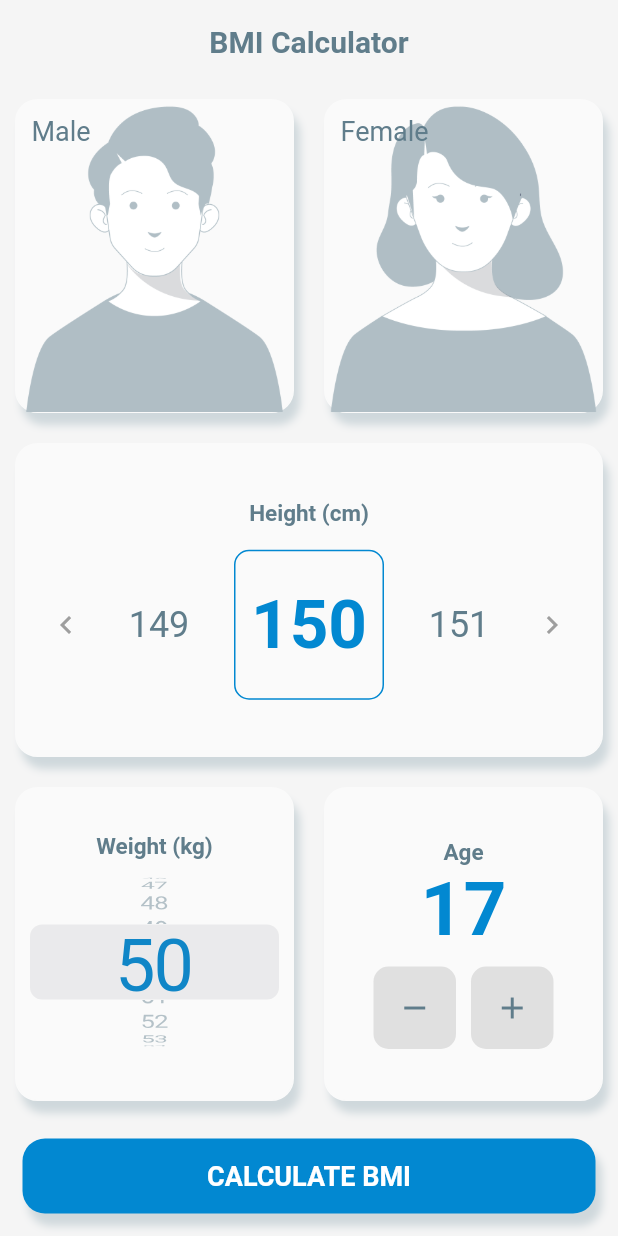
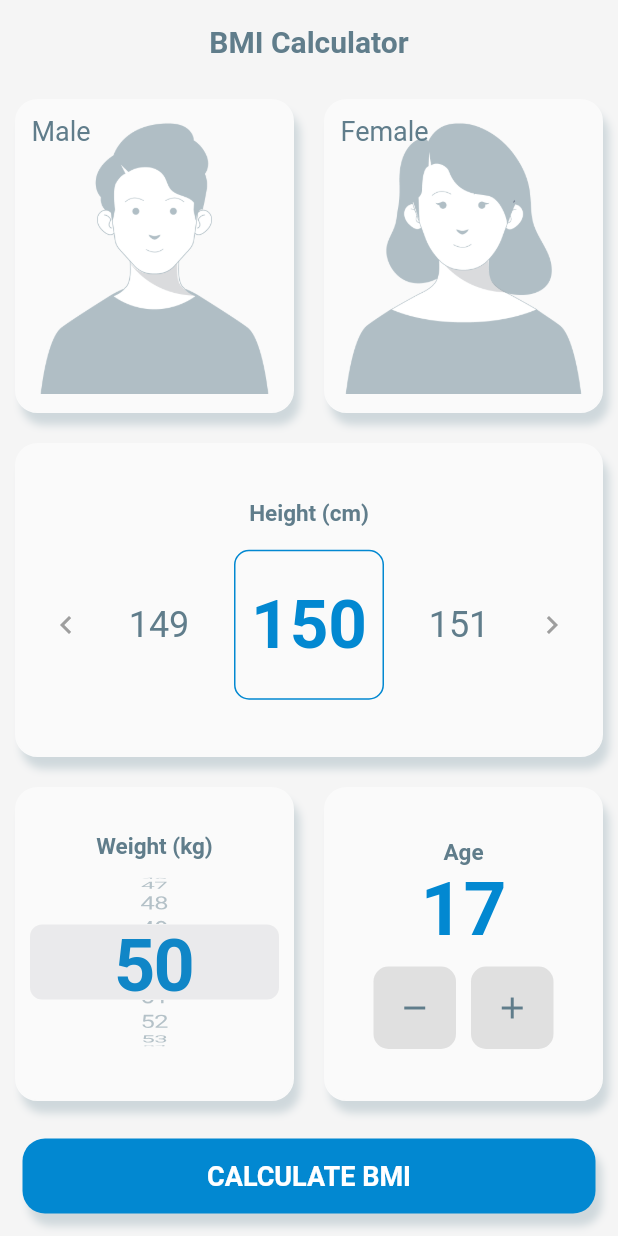
Before and after one commit to kafasan/bmi, a Flutter app: the screen it shows after launch, on a phone screen of 412 x 824 dp. Run offline on Flutter 3.47's test engine with Material 2 defaults, Android fonts, the phone set to English and light mode, and no system bars; drawn by our look-alikes of numberpicker; our stand-ins replace shared_preferences.

Commit message:
small fix

```diff
--- a/lib/views/bmi_data_screen.dart
+++ b/lib/views/bmi_data_screen.dart
@@ -28,6 +28,7 @@ class _BmiDataScreenState extends State<BmiDataScreen> {
           style: TextStyle(
             color: (weight == i) ? secondaryColor : textDefaultColor,
             fontSize: (weight == i) ? 24 : 18,
+            fontWeight: (weight == i) ? FontWeight.bold : FontWeight.normal,
           ),
         ),
       ));
@@ -96,7 +97,7 @@ class _BmiDataScreenState extends State<BmiDataScreen> {
                           (gender == "male")
                               ? "assets/images/icon_male_active.png"
                               : "assets/images/icon_male_inactive.png",
-                          fit: BoxFit.cover,
+                          // fit: BoxFit.cover,
                         ),
                         Positioned(
                           top: 10,
@@ -131,7 +132,7 @@ class _BmiDataScreenState extends State<BmiDataScreen> {
                           (gender == "female")
                               ? "assets/images/icon_female_active.png"
                               : "assets/images/icon_female_inactive.png",
-                          fit: BoxFit.cover,
+                          // fit: BoxFit.cover,
                         ),
                         Positioned(
                           top: 10,
--- a/lib/views/bmi_result_screen.dart
+++ b/lib/views/bmi_result_screen.dart
@@ -93,7 +93,7 @@ class BmiResultScreen extends StatelessWidget {
                   BoxShadow(
                     color: Color(0xffcfd8dc),
                     blurRadius: 4,
-                    offset: Offset(4, 8), // Shadow position
+                    offset: Offset(4, 8),
                   ),
                 ],
               ),
```
